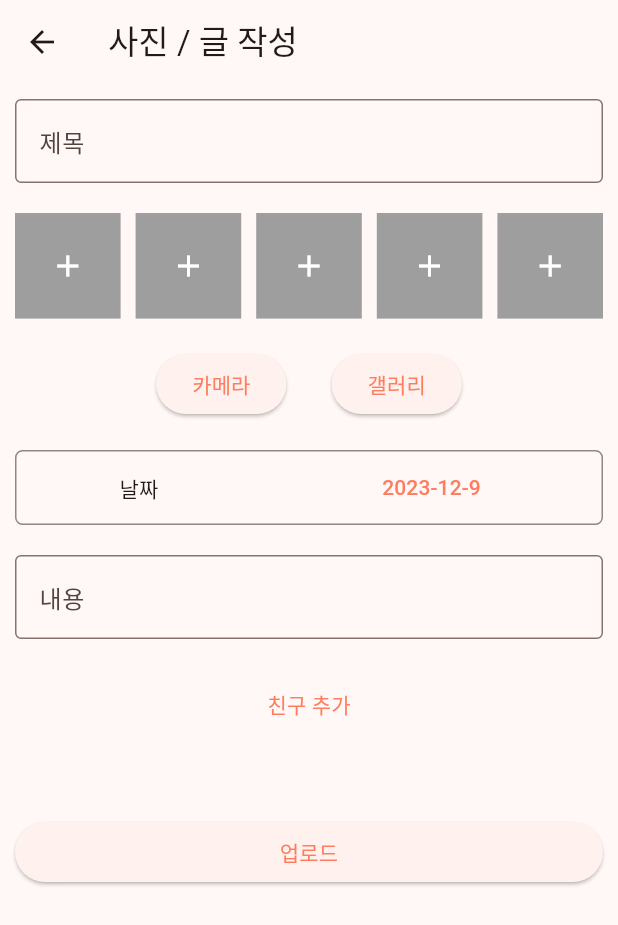
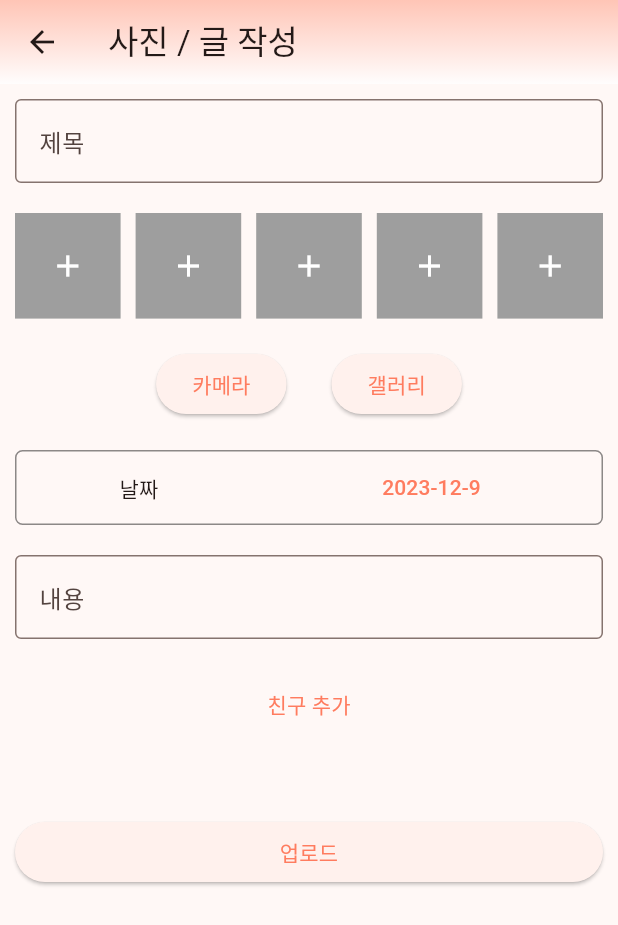
Before and after one commit to 22nd-Hoondong/Re-Frame, a Flutter app: the UploadScreen screen opened directly, on a phone screen of 412 x 824 dp. Shown: the top 925 px of the screen. Run offline on Flutter 3.47's test engine with Material 3 defaults, Android fonts, the phone set to English and light mode, and no system bars; our stand-ins replace cloud_firestore, equatable, firebase_auth, firebase_core, firebase_storage, google_sign_in and 4 more; accounts and stored records are empty; generated files the repository leaves out were written again; Roboto replaces fonts that are missing (GowunDodum).

Commit message:
chore: edit post page app bar

```diff
--- a/lib/Pages/upload.dart
+++ b/lib/Pages/upload.dart
@@ -47,6 +47,19 @@ class _UploadScreenState extends State<UploadScreen> {
     return Scaffold(
       appBar: AppBar(
         title: const Text('사진 / 글 작성'),
+        backgroundColor: Colors.transparent,
+        flexibleSpace: Container(
+          decoration: BoxDecoration(
+            gradient: LinearGradient(
+              colors: [
+                pointColor,
+                backgroundColor,
+              ],
+              begin: Alignment.topCenter,
+              end: Alignment.bottomCenter,
+            ),
+          ),
+        )
       ),
       body: Padding(
         padding: const EdgeInsets.all(10.0),
```
